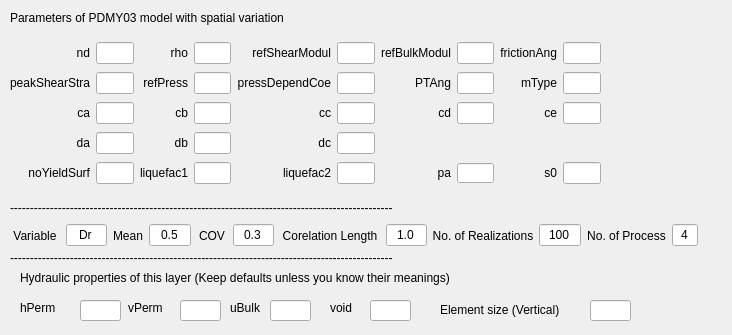
Old version of the form UI/PDMY03_random.ui in the repository NHERI-SimCenter/QS3hark.
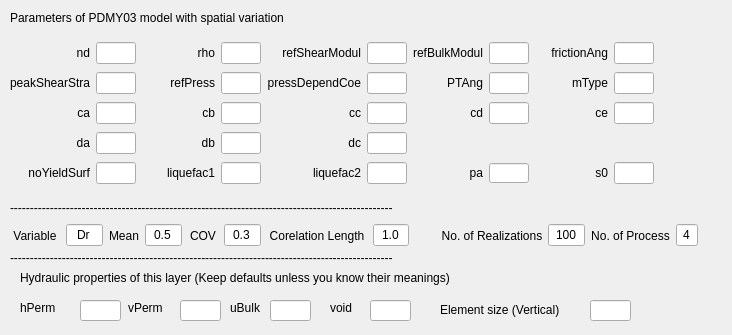
New version of the form.

The edit to the form file:
```diff
--- a/UI/PDMY03_random.ui
+++ b/UI/PDMY03_random.ui
@@ -149,7 +149,7 @@
     <rect>
      <x>10</x>
      <y>40</y>
-     <width>591</width>
+     <width>644</width>
      <height>151</height>
     </rect>
    </property>
@@ -988,6 +988,19 @@
       </property>
      </widget>
     </item>
+    <item>
+     <spacer name="horizontalSpacer">
+      <property name="orientation">
+       <enum>Qt::Horizontal</enum>
+      </property>
+      <property name="sizeHint" stdset="0">
+       <size>
+        <width>40</width>
+        <height>20</height>
+       </size>
+      </property>
+     </spacer>
+    </item>
     <item>
      <widget class="QLabel" name="realization2">
       <property name="minimumSize">
```
